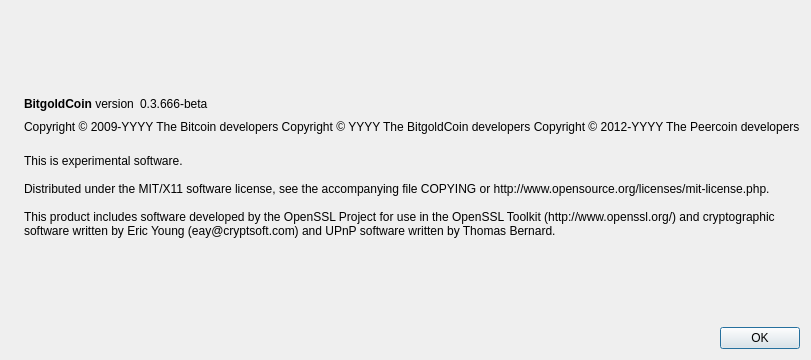
Above: src/qt/forms/aboutdialog.ui from bitgoldcoin-project/bitgoldcoin before the change. Below: the same form after it.
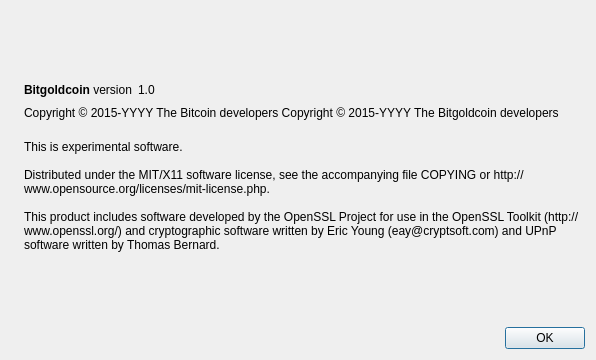
That is the form after the change. Icons and pictures are not drawn.

What changed in the file:
```diff
--- a/src/qt/forms/aboutdialog.ui
+++ b/src/qt/forms/aboutdialog.ui
@@ -6,7 +6,7 @@
    <rect>
     <x>0</x>
     <y>0</y>
-    <width>593</width>
+    <width>596</width>
     <height>360</height>
    </rect>
   </property>
@@ -50,7 +50,7 @@
           <cursorShape>IBeamCursor</cursorShape>
          </property>
          <property name="text">
-          <string>&lt;b&gt;BitgoldCoin&lt;/b&gt; version</string>
+          <string>&lt;b&gt;Bitgoldcoin&lt;/b&gt; version</string>
          </property>
          <property name="textInteractionFlags">
           <set>Qt::LinksAccessibleByMouse|Qt::TextSelectableByKeyboard|Qt::TextSelectableByMouse</set>
@@ -63,7 +63,7 @@
           <cursorShape>IBeamCursor</cursorShape>
          </property>
          <property name="text">
-          <string notr="true">0.3.666-beta</string>
+          <string notr="true">1.0</string>
          </property>
          <property name="textInteractionFlags">
           <set>Qt::LinksAccessibleByMouse|Qt::TextSelectableByKeyboard|Qt::TextSelectableByMouse</set>
@@ -91,9 +91,8 @@
         <cursorShape>IBeamCursor</cursorShape>
        </property>
        <property name="text">
-        <string notr="true">Copyright &amp;copy; 2009-YYYY The Bitcoin developers
-        Copyright &amp;copy; YYYY The BitgoldCoin developers
-        Copyright &amp;copy; 2012-YYYY The Peercoin developers</string>
+        <string notr="true">Copyright &amp;copy; 2015-YYYY The Bitcoin developers
+Copyright &amp;copy; 2015-YYYY The Bitgoldcoin developers</string>
        </property>
        <property name="textFormat">
         <enum>Qt::RichText</enum>
```
Left out of the diff: 2 changed lines with no effect on the pictures.
